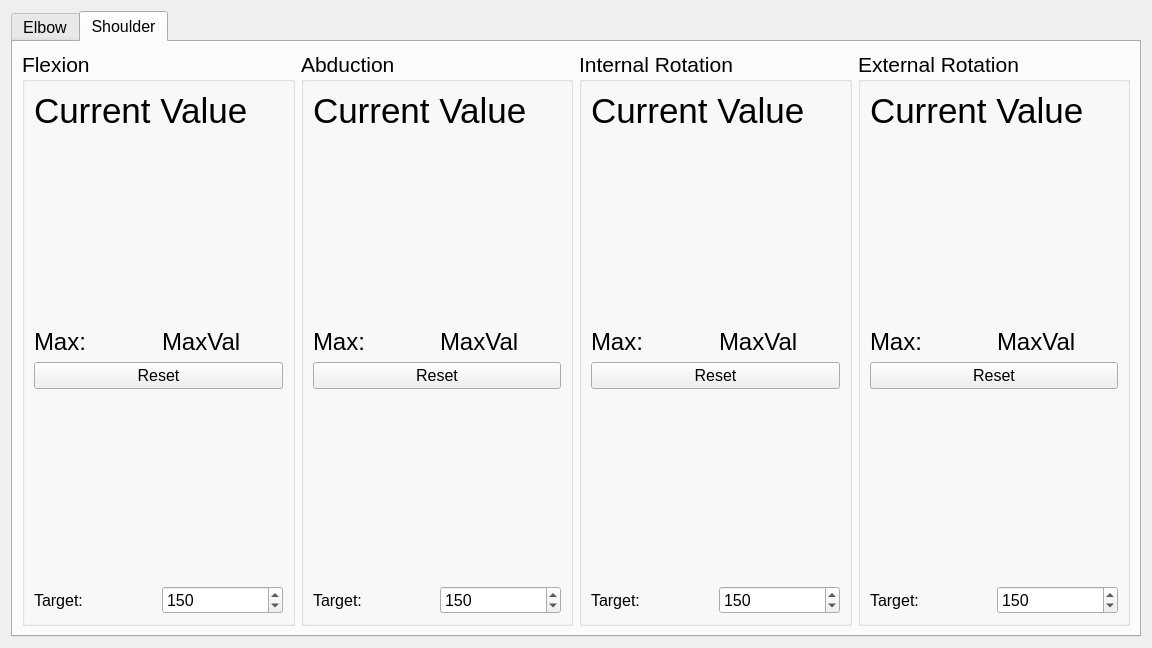
Before: the Qt Designer form LiveDataView/live_data_widget_1.ui in mmcinnes123/Delsys_GUI_For_Physios, drawn with Qt 5.
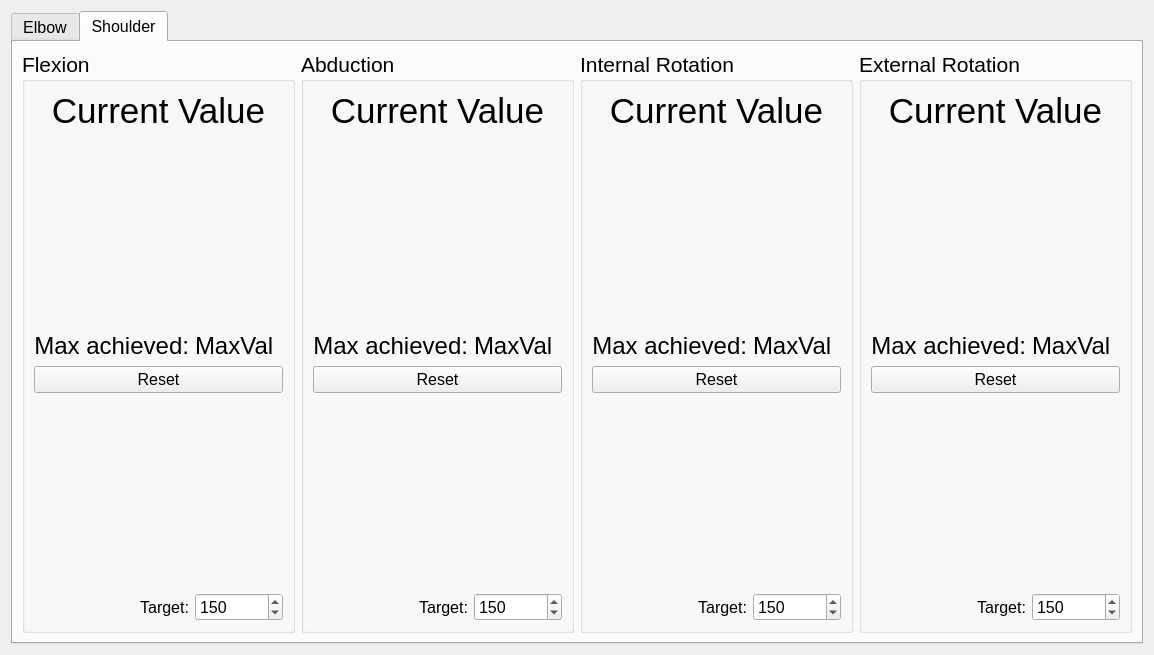
After: the same form once the commit is applied.

Commit message: Set red lines to grey when not relevant.

Diff of the .ui file:
```diff
--- a/LiveDataView/live_data_widget_1.ui
+++ b/LiveDataView/live_data_widget_1.ui
@@ -6,8 +6,8 @@
    <rect>
     <x>0</x>
     <y>0</y>
-    <width>1152</width>
-    <height>648</height>
+    <width>1154</width>
+    <height>655</height>
    </rect>
   </property>
   <property name="windowTitle">
@@ -521,12 +521,18 @@
              </font>
             </property>
             <property name="text">
-             <string>Max:</string>
+             <string>Max achieved:</string>
+            </property>
+            <property name="alignment">
+             <set>Qt::AlignRight|Qt::AlignTrailing|Qt::AlignVCenter</set>
             </property>
            </widget>
           </item>
           <item row="1" column="0">
            <spacer name="verticalSpacer_22">
+            <property name="orientation">
+             <enum>Qt::Vertical</enum>
+            </property>
             <property name="sizeHint" stdset="0">
              <size>
               <width>20</width>
@@ -545,10 +551,16 @@
             <property name="text">
              <string>Target:</string>
             </property>
+            <property name="alignment">
+             <set>Qt::AlignRight|Qt::AlignTrailing|Qt::AlignVCenter</set>
+            </property>
            </widget>
           </item>
           <item row="4" column="0">
            <spacer name="verticalSpacer_21">
+            <property name="orientation">
+             <enum>Qt::Vertical</enum>
+            </property>
             <property name="sizeHint" stdset="0">
              <size>
               <width>20</width>
@@ -579,6 +591,9 @@
             <property name="text">
              <string>Current Value</string>
             </property>
+            <property name="alignment">
+             <set>Qt::AlignCenter</set>
+            </property>
            </widget>
           </item>
           <item row="2" column="1">
@@ -617,6 +632,9 @@
             <property name="text">
              <string>Target:</string>
             </property>
+            <property name="alignment">
+             <set>Qt::AlignRight|Qt::AlignTrailing|Qt::AlignVCenter</set>
+            </property>
            </widget>
           </item>
           <item row="3" column="0" colspan="2">
@@ -663,6 +681,9 @@
           </item>
           <item row="4" column="0">
            <spacer name="verticalSpacer_17">
+            <property name="orientation">
+             <enum>Qt::Vertical</enum>
+            </property>
             <property name="sizeHint" stdset="0">
              <size>
               <width>20</width>
@@ -673,6 +694,9 @@
           </item>
           <item row="1" column="0">
            <spacer name="verticalSpacer_18">
+            <property name="orientation">
+             <enum>Qt::Vertical</enum>
+            </property>
             <property name="sizeHint" stdset="0">
              <size>
               <width>20</width>
@@ -689,7 +713,10 @@
              </font>
             </property>
             <property name="text">
-             <string>Max:</string>
+             <string>Max achieved:</string>
+            </property>
+            <property name="alignment">
+             <set>Qt::AlignRight|Qt::AlignTrailing|Qt::AlignVCenter</set>
             </property>
            </widget>
           </item>
@@ -703,6 +730,9 @@
             <property name="text">
              <string>Current Value</string>
             </property>
+            <property name="alignment">
+             <set>Qt::AlignCenter</set>
+            </property>
            </widget>
           </item>
          </layout>
@@ -741,6 +771,9 @@
             <property name="text">
              <string>Target:</string>
             </property>
+            <property name="alignment">
+             <set>Qt::AlignRight|Qt::AlignTrailing|Qt::AlignVCenter</set>
+            </property>
            </widget>
           </item>
           <item row="5" column="1">
@@ -781,12 +814,18 @@
              </font>
             </property>
             <property name="text">
-             <string>Max:</string>
+             <string>Max achieved:</string>
+            </property>
+            <property name="alignment">
+             <set>Qt::AlignRight|Qt::AlignTrailing|Qt::AlignVCenter</set>
             </property>
            </widget>
           </item>
           <item row="4" column="0">
            <spacer name="verticalSpacer_19">
+            <property name="orientation">
+             <enum>Qt::Vertical</enum>
+            </property>
             <property name="sizeHint" stdset="0">
              <size>
               <width>20</width>
@@ -805,10 +844,16 @@
             <property name="text">
              <string>Current Value</string>
             </property>
+            <property name="alignment">
+             <set>Qt::AlignCenter</set>
+            </property>
            </widget>
           </item>
           <item row="1" column="0">
            <spacer name="verticalSpacer_20">
+            <property name="orientation">
+             <enum>Qt::Vertical</enum>
+            </property>
             <property name="sizeHint" stdset="0">
              <size>
               <width>20</width>
@@ -833,6 +878,9 @@
          <layout class="QGridLayout" name="gridLayout_13">
           <item row="1" column="0">
            <spacer name="verticalSpacer_24">
+            <property name="orientation">
+             <enum>Qt::Vertical</enum>
+            </property>
             <property name="sizeHint" stdset="0">
              <size>
               <width>20</width>
@@ -849,7 +897,10 @@
              </font>
             </property>
             <property name="text">
-             <string>Max:</string>
+             <string>Max achieved:</string>
+            </property>
+            <property name="alignment">
+             <set>Qt::AlignRight|Qt::AlignTrailing|Qt::AlignVCenter</set>
             </property>
            </widget>
           </item>
@@ -863,6 +914,9 @@
             <property name="text">
              <string>Current Value</string>
             </property>
+            <property name="alignment">
+             <set>Qt::AlignCenter</set>
+            </property>
            </widget>
           </item>
           <item row="5" column="1">
@@ -893,6 +947,9 @@
             <property name="text">
              <string>Target:</string>
             </property>
+            <property name="alignment">
+             <set>Qt::AlignRight|Qt::AlignTrailing|Qt::AlignVCenter</set>
+            </property>
            </widget>
           </item>
           <item row="3" column="0" colspan="2">
@@ -921,6 +978,9 @@
           </item>
           <item row="4" column="0">
            <spacer name="verticalSpacer_23">
+            <property name="orientation">
+             <enum>Qt::Vertical</enum>
+            </property>
             <property name="sizeHint" stdset="0">
              <size>
               <width>20</width>
```
Left out of the diff: 68 changed lines with no effect on the pictures. The commit also changes 2 other files.
